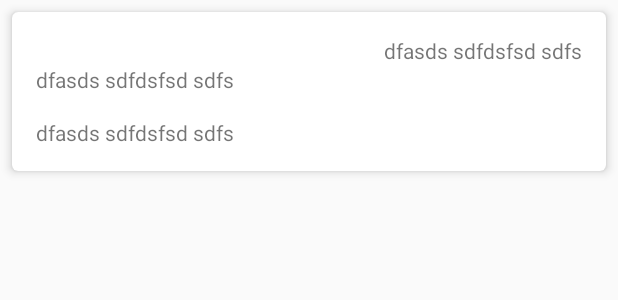
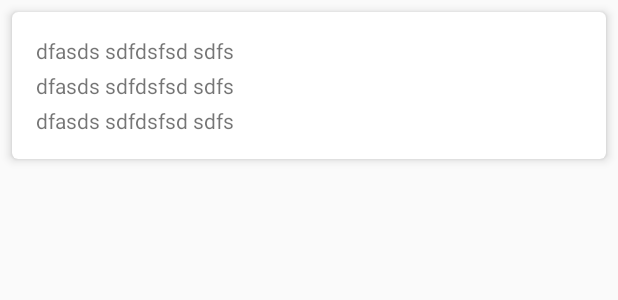
Before and after one commit to X-TECH/app16-android, an Android app: the layout item_application.xml on its own in the app's theme, with its tools: preview values and no code run, on a phone screen of 412 x 824 dp. Shown: the top 300 px of the screen. Run offline under Robolectric (Android 15) with nearby library versions, the phone set to English and light mode, and no system bars.

```diff
--- a/app/src/main/java/am/xtech/app16/data/model/Application.kt
+++ b/app/src/main/java/am/xtech/app16/data/model/Application.kt
@@ -19,6 +19,10 @@ data class Application(
 
 	@field:SerializedName("created_at")
 	val createdAt: String? = null,
+
+
+	@field:SerializedName("finished_at")
+	val finishedAt: String? = null,
 
 	@field:SerializedName("middle_name")
 	val middleName: String? = null,
--- a/app/src/main/java/am/xtech/app16/presentation/ui/application_details/adapter/ApplicationDetailViewHolder.kt
+++ b/app/src/main/java/am/xtech/app16/presentation/ui/application_details/adapter/ApplicationDetailViewHolder.kt
@@ -4,7 +4,6 @@ import am.xtech.app16.R
 import am.xtech.app16.data.model.Application
 import am.xtech.app16.presentation.base.BaseViewHolder
 import am.xtech.app16.presentation.ui.application_details.ModelDetailItem
-import am.xtech.app16.utils.DateUtils
 import android.view.View
 import android.widget.TextView
 import com.google.android.material.textfield.TextInputEditText
--- a/app/src/main/java/am/xtech/app16/presentation/ui/create_application/CreateApplicationFragment.kt
+++ b/app/src/main/java/am/xtech/app16/presentation/ui/create_application/CreateApplicationFragment.kt
@@ -77,8 +77,7 @@ class CreateApplicationFragment : BaseFragment() {
                 cal.set(Calendar.HOUR_OF_DAY, hour)
                 cal.set(Calendar.MINUTE, minute)
                 etOutTime.setText(SimpleDateFormat("HH:mm").format(cal.time))
-                startTime =
-                    SimpleDateFormat(am.xtech.app16.utils.DateUtils.datePattern).format(cal.time)
+                startTime = SimpleDateFormat(am.xtech.app16.utils.DateUtils.datePattern).format(cal.time)
 
             }
             TimePickerDialog(
--- a/app/src/main/res/layout/fragment_home.xml
+++ b/app/src/main/res/layout/fragment_home.xml
@@ -90,7 +90,6 @@
                 android:layout_width="match_parent"
                 android:layout_height="wrap_content"/>
 
-
             <com.google.android.material.button.MaterialButton
                 android:id="@+id/btn_home_add_new"
                 style="@style/ButtonStyle"
--- a/app/src/main/res/layout/item_application.xml
+++ b/app/src/main/res/layout/item_application.xml
@@ -27,7 +27,7 @@
                 android:layout_margin="16dp"
                 android:ellipsize="end"
                 android:lines="1"
-                app:layout_constraintEnd_toEndOf="parent"
+                app:layout_constraintStart_toStartOf="parent"
                 app:layout_constraintTop_toTopOf="parent"
                 tools:text="dfasds sdfdsfsd sdfs" />
 
@@ -36,6 +36,7 @@
                 android:layout_width="match_parent"
                 android:layout_height="wrap_content"
                 android:layout_marginStart="16dp"
+                android:layout_marginTop="4dp"
                 android:layout_marginEnd="16dp"
                 android:ellipsize="end"
                 android:lines="1"
@@ -46,13 +47,14 @@
             <TextView
                 android:id="@+id/tv_item_history_end_date"
                 android:layout_width="match_parent"
-
                 android:layout_height="wrap_content"
-                android:layout_margin="16dp"
+                android:layout_marginStart="16dp"
+                android:layout_marginTop="4dp"
                 android:layout_marginEnd="16dp"
+                android:layout_marginBottom="16dp"
                 android:ellipsize="end"
-                android:lines="1"
                 app:layout_constraintBottom_toBottomOf="parent"
+                app:layout_constraintEnd_toEndOf="parent"
                 app:layout_constraintStart_toStartOf="parent"
                 app:layout_constraintTop_toBottomOf="@+id/tv_item_history_start_date"
                 tools:text="dfasds sdfdsfsd sdfs" />
```
Also changed, not shown: app/src/main/java/am/xtech/app16/presentation/ui/history/adapter/ApplicationViewHolder.kt (+3 -17 lines).
